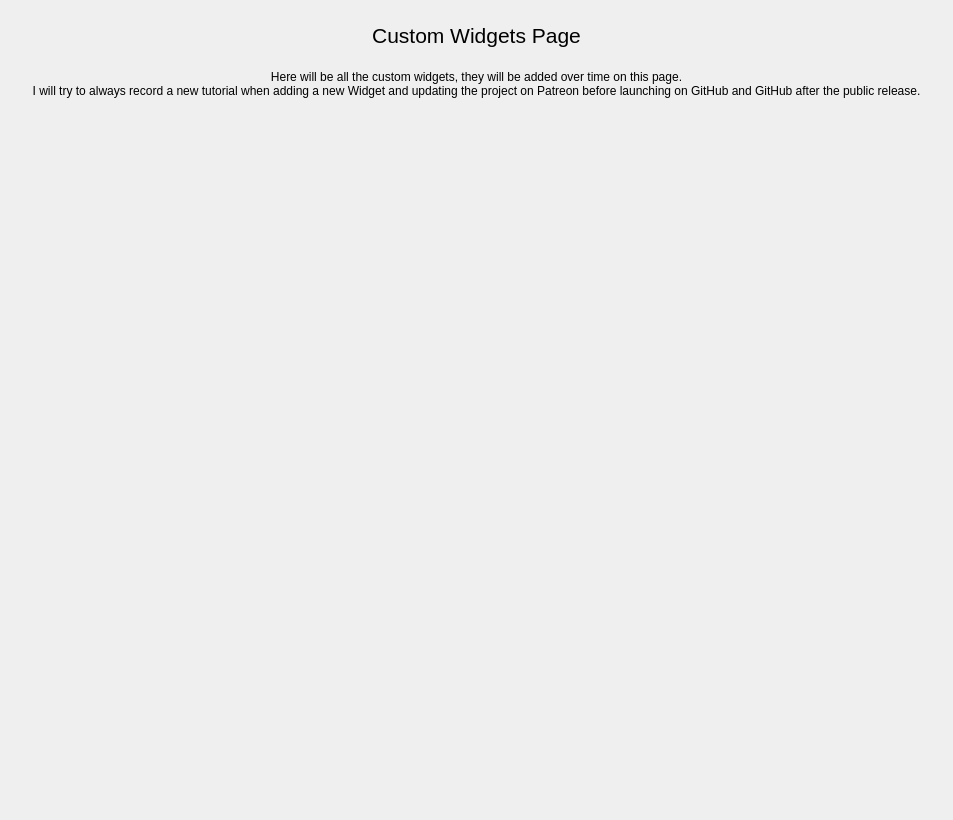
Above: GlobalGUI/gui/uis/pages/main_pages.ui from SSierraAl/OFI-VelocityProfile before the change. Below: the same form after it.
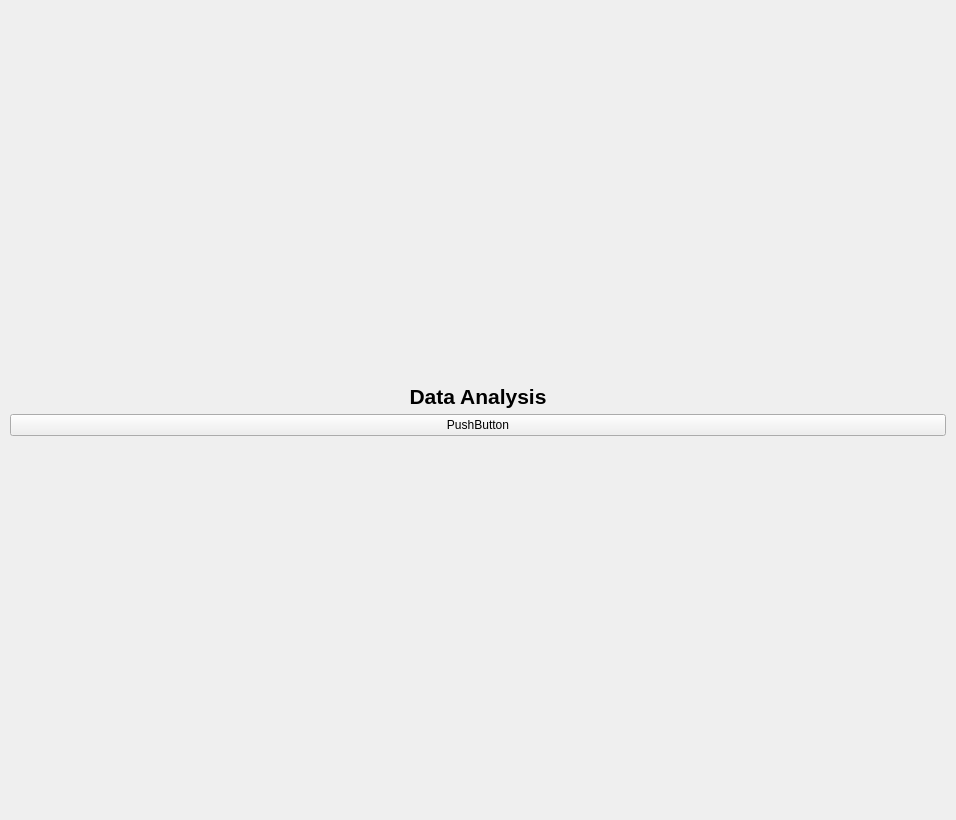
That is the form after the change. The open tabs and pages were chosen to show the change.

Commit message: Bokeh_Server_Template

```diff
--- a/GlobalGUI/gui/uis/pages/main_pages.ui
+++ b/GlobalGUI/gui/uis/pages/main_pages.ui
@@ -6,7 +6,7 @@
    <rect>
     <x>0</x>
     <y>0</y>
-    <width>953</width>
+    <width>956</width>
     <height>820</height>
    </rect>
   </property>
@@ -422,106 +422,37 @@
         <number>5</number>
        </property>
        <item>
-        <widget class="QScrollArea" name="scroll_area">
-         <property name="styleSheet">
-          <string notr="true">background: transparent;</string>
-         </property>
-         <property name="frameShape">
-          <enum>QFrame::NoFrame</enum>
-         </property>
-         <property name="verticalScrollBarPolicy">
-          <enum>Qt::ScrollBarAlwaysOff</enum>
-         </property>
-         <property name="horizontalScrollBarPolicy">
-          <enum>Qt::ScrollBarAlwaysOff</enum>
-         </property>
-         <property name="widgetResizable">
-          <bool>true</bool>
-         </property>
-         <widget class="QWidget" name="contents">
-          <property name="geometry">
-           <rect>
-            <x>0</x>
-            <y>0</y>
-            <width>933</width>
-            <height>800</height>
-           </rect>
-          </property>
-          <property name="styleSheet">
-           <string notr="true">background: transparent;</string>
-          </property>
-          <layout class="QVBoxLayout" name="verticalLayout">
-           <property name="spacing">
-            <number>15</number>
+        <layout class="QVBoxLayout" name="Server_Layout">
+         <item>
+          <widget class="QLabel" name="label_31">
+           <property name="sizePolicy">
+            <sizepolicy hsizetype="Expanding" vsizetype="Fixed">
+             <horstretch>0</horstretch>
+             <verstretch>0</verstretch>
+            </sizepolicy>
            </property>
-           <property name="leftMargin">
-            <number>5</number>
+           <property name="text">
+            <string>&lt;html&gt;&lt;head/&gt;&lt;body&gt;&lt;p align=&quot;center&quot;&gt;&lt;span style=&quot; font-size:16pt; font-weight:700;&quot;&gt;Data Analysis&lt;/span&gt;&lt;/p&gt;&lt;/body&gt;&lt;/html&gt;</string>
            </property>
-           <property name="topMargin">
-            <number>5</number>
+           <property name="alignment">
+            <set>Qt::AlignCenter</set>
            </property>
-           <property name="rightMargin">
-            <number>5</number>
+          </widget>
+         </item>
+         <item>
+          <widget class="QPushButton" name="Update_but_Server">
+           <property name="sizePolicy">
+            <sizepolicy hsizetype="Expanding" vsizetype="Fixed">
+             <horstretch>0</horstretch>
+             <verstretch>0</verstretch>
+            </sizepolicy>
            </property>
-           <property name="bottomMargin">
-            <number>5</number>
+           <property name="text">
+            <string>PushButton</string>
            </property>
-           <item>
-            <widget class="QLabel" name="title_label">
-             <property name="maximumSize">
-              <size>
-               <width>16777215</width>
-               <height>40</height>
-              </size>
-             </property>
-             <property name="font">
-              <font>
-               <pointsize>16</pointsize>
-              </font>
-             </property>
-             <property name="styleSheet">
-              <string notr="true">font-size: 16pt</string>
-             </property>
-             <property name="text">
-              <string>Custom Widgets Page</string>
-             </property>
-             <property name="alignment">
-              <set>Qt::AlignCenter</set>
-             </property>
-            </widget>
-           </item>
-           <item>
-            <widget class="QLabel" name="description_label">
-             <property name="text">
-              <string>Here will be all the custom widgets, they will be added over time on this page.
-I will try to always record a new tutorial when adding a new Widget and updating the project on Patreon before launching on GitHub and GitHub after the public release.</string>
-             </property>
-             <property name="alignment">
-              <set>Qt::AlignHCenter|Qt::AlignTop</set>
-             </property>
-             <property name="wordWrap">
-              <bool>true</bool>
-             </property>
-            </widget>
-           </item>
-           <item>
-            <layout class="QHBoxLayout" name="row_1_layout"/>
-           </item>
-           <item>
-            <layout class="QHBoxLayout" name="row_2_layout"/>
-           </item>
-           <item>
-            <layout class="QHBoxLayout" name="row_3_layout"/>
-           </item>
-           <item>
-            <layout class="QVBoxLayout" name="row_4_layout"/>
-           </item>
-           <item>
-            <layout class="QVBoxLayout" name="row_5_layout"/>
-           </item>
-          </layout>
-         </widget>
-        </widget>
+          </widget>
+         </item>
+        </layout>
        </item>
       </layout>
      </widget>
```
Left out of the diff: 25 changed lines with no effect on the pictures. The commit also changes 7 other files.
